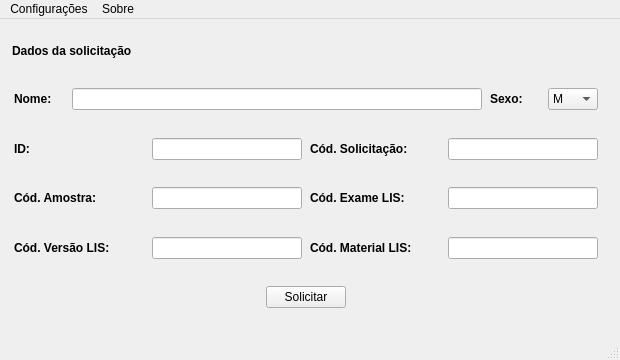
Old version of the form forms/mainwindow.ui in the repository AiltonFidelix/SimuLIS.
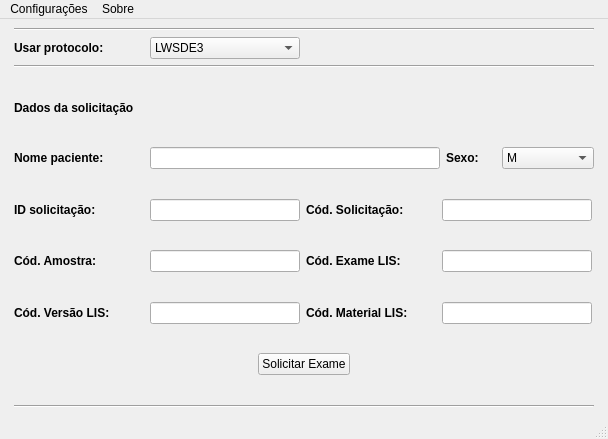
New version of the form. Icons and pictures are not drawn.

Commit message: Add LWSDE2 protocol

```diff
--- a/forms/mainwindow.ui
+++ b/forms/mainwindow.ui
@@ -12,8 +12,8 @@
    <rect>
     <x>0</x>
     <y>0</y>
-    <width>620</width>
-    <height>360</height>
+    <width>608</width>
+    <height>439</height>
    </rect>
   </property>
   <property name="sizePolicy">
@@ -57,16 +57,98 @@
    <bool>false</bool>
   </property>
   <widget class="QWidget" name="centralwidget">
-   <widget class="QWidget" name="">
-    <property name="geometry">
-     <rect>
-      <x>12</x>
-      <y>0</y>
-      <width>588</width>
-      <height>311</height>
-     </rect>
-    </property>
+   <layout class="QGridLayout" name="gridLayout">
+    <item row="0" column="0">
+     <spacer name="horizontalSpacer_6">
+      <property name="orientation">
+       <enum>Qt::Horizontal</enum>
+      </property>
+      <property name="sizeHint" stdset="0">
+       <size>
+        <width>40</width>
+        <height>20</height>
+       </size>
+      </property>
+     </spacer>
+    </item>
+    <item row="0" column="1">
     <layout class="QVBoxLayout" name="verticalLayout">
+      <item>
+       <widget class="Line" name="line_2">
+        <property name="orientation">
+         <enum>Qt::Horizontal</enum>
+        </property>
+       </widget>
+      </item>
+      <item>
+       <layout class="QHBoxLayout" name="horizontalLayout_7">
+        <item>
+         <widget class="QLabel" name="labelProtocolo">
+          <property name="minimumSize">
+           <size>
+            <width>130</width>
+            <height>0</height>
+           </size>
+          </property>
+          <property name="maximumSize">
+           <size>
+            <width>130</width>
+            <height>16777215</height>
+           </size>
+          </property>
+          <property name="text">
+           <string>&lt;html&gt;&lt;head/&gt;&lt;body&gt;&lt;p&gt;&lt;span style=&quot; font-weight:600;&quot;&gt;Usar protocolo:    &lt;/span&gt;&lt;/p&gt;&lt;/body&gt;&lt;/html&gt;</string>
+          </property>
+         </widget>
+        </item>
+        <item>
+         <widget class="QComboBox" name="comboBoxProtocolo">
+          <property name="minimumSize">
+           <size>
+            <width>150</width>
+            <height>0</height>
+           </size>
+          </property>
+          <property name="maximumSize">
+           <size>
+            <width>150</width>
+            <height>16777215</height>
+           </size>
+          </property>
+          <item>
+           <property name="text">
+            <string>LWSDE3</string>
+           </property>
+          </item>
+          <item>
+           <property name="text">
+            <string>LWSDE2</string>
+           </property>
+          </item>
+         </widget>
+        </item>
+        <item>
+         <spacer name="horizontalSpacer_4">
+          <property name="orientation">
+           <enum>Qt::Horizontal</enum>
+          </property>
+          <property name="sizeHint" stdset="0">
+           <size>
+            <width>40</width>
+            <height>20</height>
+           </size>
+          </property>
+         </spacer>
+        </item>
+       </layout>
+      </item>
+      <item>
+       <widget class="Line" name="line">
+        <property name="orientation">
+         <enum>Qt::Horizontal</enum>
+        </property>
+       </widget>
+      </item>
      <item>
       <spacer name="verticalSpacer_4">
        <property name="orientation">
@@ -74,8 +156,8 @@
        </property>
        <property name="sizeHint" stdset="0">
         <size>
-         <width>20</width>
-         <height>40</height>
+          <width>580</width>
+          <height>13</height>
         </size>
        </property>
       </spacer>
@@ -111,21 +193,8 @@
        </property>
        <property name="sizeHint" stdset="0">
         <size>
-         <width>20</width>
-         <height>40</height>
-        </size>
-       </property>
-      </spacer>
-     </item>
-     <item>
-      <spacer name="verticalSpacer_2">
-       <property name="orientation">
-        <enum>Qt::Vertical</enum>
-       </property>
-       <property name="sizeHint" stdset="0">
-        <size>
-         <width>586</width>
-         <height>17</height>
+          <width>580</width>
+          <height>13</height>
         </size>
        </property>
       </spacer>
@@ -136,18 +205,18 @@
         <widget class="QLabel" name="labelName">
          <property name="minimumSize">
           <size>
-           <width>50</width>
+            <width>130</width>
            <height>0</height>
           </size>
          </property>
          <property name="maximumSize">
           <size>
-           <width>50</width>
+            <width>130</width>
            <height>16777215</height>
           </size>
          </property>
          <property name="text">
-          <string>&lt;b&gt;Nome:&lt;/b&gt;</string>
+           <string>&lt;html&gt;&lt;head/&gt;&lt;body&gt;&lt;p&gt;&lt;span style=&quot; font-weight:600;&quot;&gt;Nome paciente:&lt;/span&gt;&lt;/p&gt;&lt;/body&gt;&lt;/html&gt;</string>
          </property>
         </widget>
        </item>
@@ -155,13 +224,13 @@
         <widget class="QLineEdit" name="lineEditName">
          <property name="minimumSize">
           <size>
-           <width>410</width>
+            <width>290</width>
            <height>0</height>
           </size>
          </property>
          <property name="maximumSize">
           <size>
-           <width>410</width>
+            <width>290</width>
            <height>16777215</height>
           </size>
          </property>
@@ -196,7 +265,7 @@
          </property>
          <property name="maximumSize">
           <size>
-           <width>50</width>
+            <width>100</width>
            <height>16777215</height>
           </size>
          </property>
@@ -221,8 +290,8 @@
        </property>
        <property name="sizeHint" stdset="0">
         <size>
-         <width>20</width>
-         <height>40</height>
+          <width>580</width>
+          <height>13</height>
         </size>
        </property>
       </spacer>
@@ -250,7 +319,7 @@
           </size>
          </property>
          <property name="text">
-          <string>&lt;html&gt;&lt;head/&gt;&lt;body&gt;&lt;p&gt;&lt;span style=&quot; font-weight:600;&quot;&gt;ID:                  &lt;/span&gt;&lt;/p&gt;&lt;/body&gt;&lt;/html&gt;</string>
+           <string>&lt;html&gt;&lt;head/&gt;&lt;body&gt;&lt;p&gt;&lt;span style=&quot; font-weight:600;&quot;&gt;ID solicitação: &lt;/span&gt;&lt;/p&gt;&lt;/body&gt;&lt;/html&gt;</string>
          </property>
         </widget>
        </item>
@@ -314,8 +383,8 @@
        </property>
        <property name="sizeHint" stdset="0">
         <size>
-         <width>20</width>
-         <height>40</height>
+          <width>580</width>
+          <height>13</height>
         </size>
        </property>
       </spacer>
@@ -401,8 +470,8 @@
        </property>
        <property name="sizeHint" stdset="0">
         <size>
-         <width>20</width>
-         <height>40</height>
+          <width>580</width>
+          <height>13</height>
         </size>
        </property>
       </spacer>
@@ -488,8 +557,8 @@
        </property>
        <property name="sizeHint" stdset="0">
         <size>
-         <width>20</width>
-         <height>40</height>
+          <width>580</width>
+          <height>13</height>
         </size>
        </property>
       </spacer>
@@ -512,7 +581,7 @@
        <item>
         <widget class="QPushButton" name="pushButtonSend">
          <property name="text">
-          <string>Solicitar</string>
+           <string>Solicitar Exame</string>
          </property>
         </widget>
        </item>
@@ -538,21 +607,42 @@
        </property>
        <property name="sizeHint" stdset="0">
         <size>
-         <width>20</width>
-         <height>40</height>
+          <width>580</width>
+          <height>13</height>
         </size>
        </property>
       </spacer>
      </item>
-    </layout>
-   </widget>
+      <item>
+       <widget class="Line" name="line_3">
+        <property name="orientation">
+         <enum>Qt::Horizontal</enum>
+        </property>
+       </widget>
+      </item>
+     </layout>
+    </item>
+    <item row="0" column="2">
+     <spacer name="horizontalSpacer_7">
+      <property name="orientation">
+       <enum>Qt::Horizontal</enum>
+      </property>
+      <property name="sizeHint" stdset="0">
+       <size>
+        <width>40</width>
+        <height>20</height>
+       </size>
+      </property>
+     </spacer>
+    </item>
+   </layout>
   </widget>
   <widget class="QMenuBar" name="menubar">
    <property name="geometry">
     <rect>
      <x>0</x>
      <y>0</y>
-     <width>620</width>
+     <width>608</width>
      <height>22</height>
     </rect>
    </property>
```
Left out of the diff: 4 changed lines with no effect on the pictures. Lines whose indentation alone changed are shown as unchanged. The commit also changes 27 other files.
